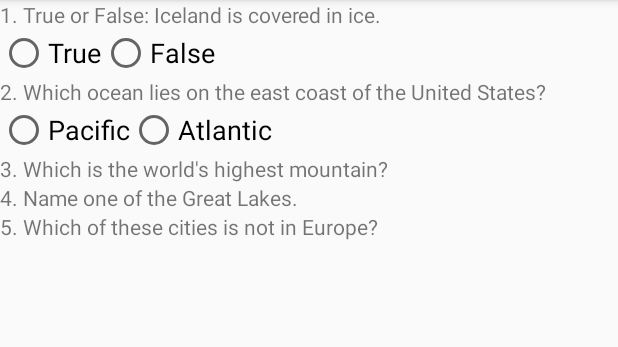
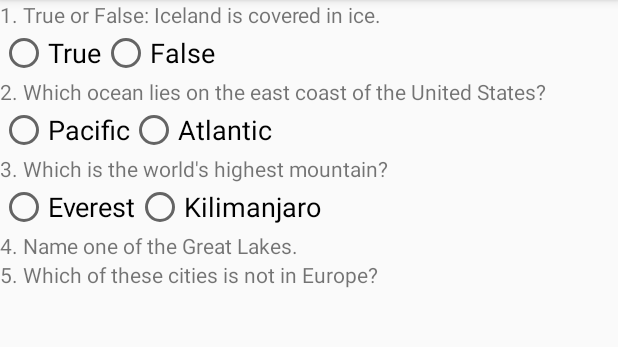
Before and after one commit to chrisabbod/quiz-app, an Android app: the screen it shows after launch (MainActivity), on a phone screen of 412 x 824 dp, the part 84-431 px from its top. Run offline under Robolectric (Android 15) with nearby library versions, the phone set to English and light mode, and no system bars.

Commit message:
<feat>: Add Radio Buttons to Questions Three
Add radio buttons to answer question three in activity_main.xml

```diff
--- a/app/src/main/res/layout/activity_main.xml
+++ b/app/src/main/res/layout/activity_main.xml
@@ -10,6 +10,7 @@
         android:layout_height="wrap_content"
         android:orientation="vertical">
 
+        <!-- QUESTION 1 -->
         <TextView
             android:text="@string/question_one"
             android:layout_width="wrap_content"
@@ -33,6 +34,7 @@
                 android:textAppearance="?android:textAppearanceMedium" />
         </RadioGroup>
 
+        <!-- QUESTION 2 -->
         <TextView
             android:text="@string/question_two"
             android:layout_width="wrap_content"
@@ -56,16 +58,37 @@
                 android:textAppearance="?android:textAppearanceMedium" />
         </RadioGroup>
 
+        <!-- QUESTION 3 -->
         <TextView
             android:text="@string/question_three"
             android:layout_width="wrap_content"
             android:layout_height="wrap_content"/>
 
+        <RadioGroup
+            android:layout_width="wrap_content"
+            android:layout_height="wrap_content"
+            android:orientation="horizontal">
+            <RadioButton
+                android:id="@+id/everest_radio_button"
+                android:layout_width="wrap_content"
+                android:layout_height="wrap_content"
+                android:text="@string/everest"
+                android:textAppearance="?android:textAppearanceMedium" />
+            <RadioButton
+                android:id="@+id/kilimanjaro_radio_button"
+                android:layout_width="wrap_content"
+                android:layout_height="wrap_content"
+                android:text="@string/kilimanjaro"
+                android:textAppearance="?android:textAppearanceMedium" />
+        </RadioGroup>
+
+        <!-- QUESTION 4 -->
         <TextView
             android:text="@string/question_four"
             android:layout_width="wrap_content"
             android:layout_height="wrap_content"/>
 
+        <!-- QUESTION 5 -->
         <TextView
             android:text="@string/question_five"
             android:layout_width="wrap_content"
```
